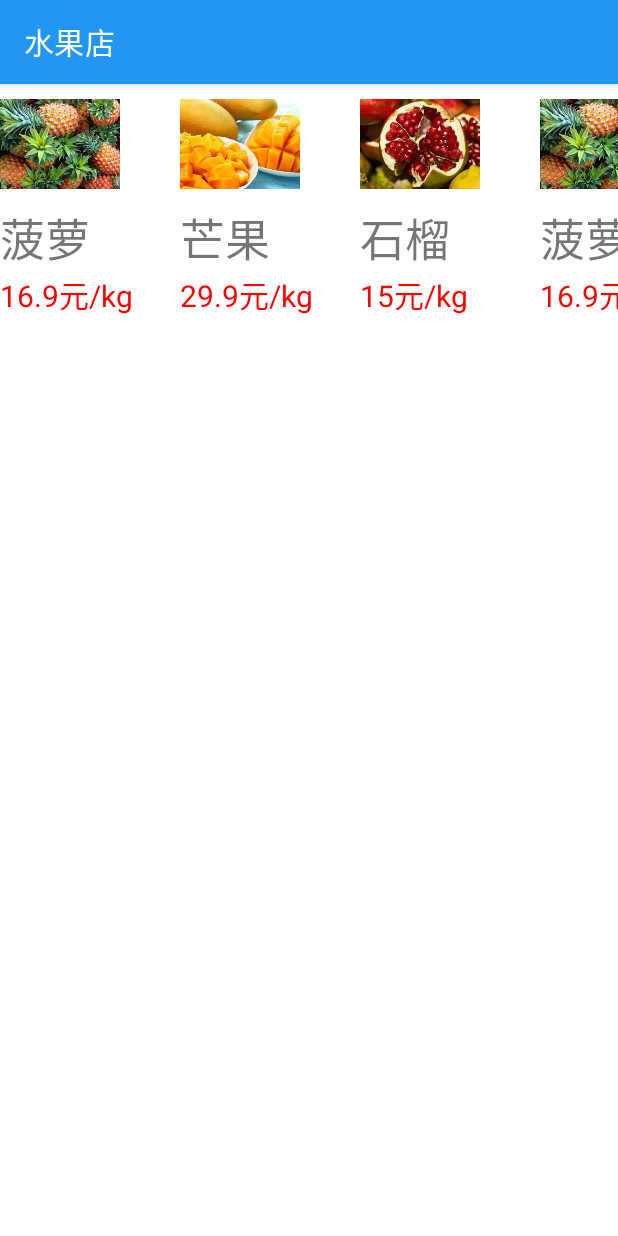
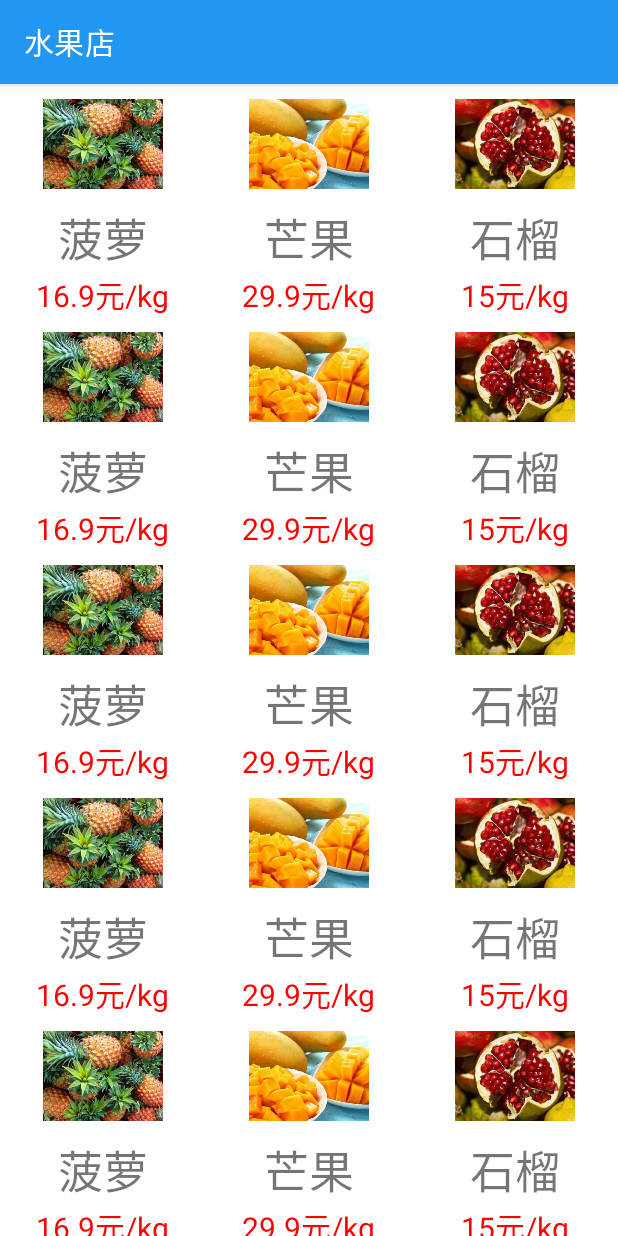
Before and after one commit to FlowPeakFish/class08project, an Android app: the screen it shows after launch (RecyclerFruitActivity), on a phone screen of 412 x 824 dp. Run offline under Robolectric (Android 15) with nearby library versions, the phone set to English and light mode, and no system bars.

Commit message:
StaggeredGridLayout fruit recycler view

```diff
--- a/app/src/main/java/cn/fengyu/class08project/RecyclerFruitActivity.java
+++ b/app/src/main/java/cn/fengyu/class08project/RecyclerFruitActivity.java
@@ -4,6 +4,7 @@ import androidx.appcompat.app.AppCompatActivity;
 import android.os.Bundle;
 import androidx.recyclerview.widget.LinearLayoutManager;
 import androidx.recyclerview.widget.RecyclerView;
+import androidx.recyclerview.widget.StaggeredGridLayoutManager;
 import cn.fengyu.class08project.adapter.FruitRecyclerAdapter;
 import cn.fengyu.class08project.entity.Fruit;
 
@@ -38,8 +39,10 @@ public class RecyclerFruitActivity extends AppCompatActivity {
         // 参数1：数据源
         FruitRecyclerAdapter adapter = new FruitRecyclerAdapter(fruitList);
         // 5、创建布局管理器
-        LinearLayoutManager manager = new LinearLayoutManager(RecyclerFruitActivity.this);
-        manager.setOrientation(LinearLayoutManager.HORIZONTAL);
+        // LinearLayoutManager manager = new LinearLayoutManager(RecyclerFruitActivity.this);
+        // manager.setOrientation(LinearLayoutManager.HORIZONTAL);
+        StaggeredGridLayoutManager manager = new StaggeredGridLayoutManager(3,
+                StaggeredGridLayoutManager.VERTICAL);
 
         recyclerView.setLayoutManager(manager);
         recyclerView.setAdapter(adapter);
--- a/app/src/main/res/layout/fruit_item.xml
+++ b/app/src/main/res/layout/fruit_item.xml
@@ -1,21 +1,21 @@
 <?xml version="1.0" encoding="utf-8"?>
 <LinearLayout xmlns:android="http://schemas.android.com/apk/res/android"
               android:orientation="vertical"
-              android:layout_width="120dp"
+              android:layout_width="match_parent"
               android:layout_height="wrap_content">
 
     <ImageView
             android:id="@+id/fruit_image_view"
             android:layout_width="80dp"
             android:layout_height="80dp"
-            android:layout_gravity="left"
+            android:layout_gravity="center"
             android:src="@drawable/apple"/>
 
     <TextView
             android:id="@+id/fruit_name"
             android:layout_width="wrap_content"
             android:layout_height="wrap_content"
-            android:layout_gravity="left"
+            android:layout_gravity="center"
             android:text="苹果"
             android:textSize="30sp"/>
 
@@ -23,7 +23,7 @@
             android:id="@+id/fruit_price"
             android:layout_width="wrap_content"
             android:layout_height="wrap_content"
-            android:layout_gravity="left"
+            android:layout_gravity="center"
             android:text="15元/kg"
             android:textSize="20sp"
             android:textColor="#FF0000"/>
```
